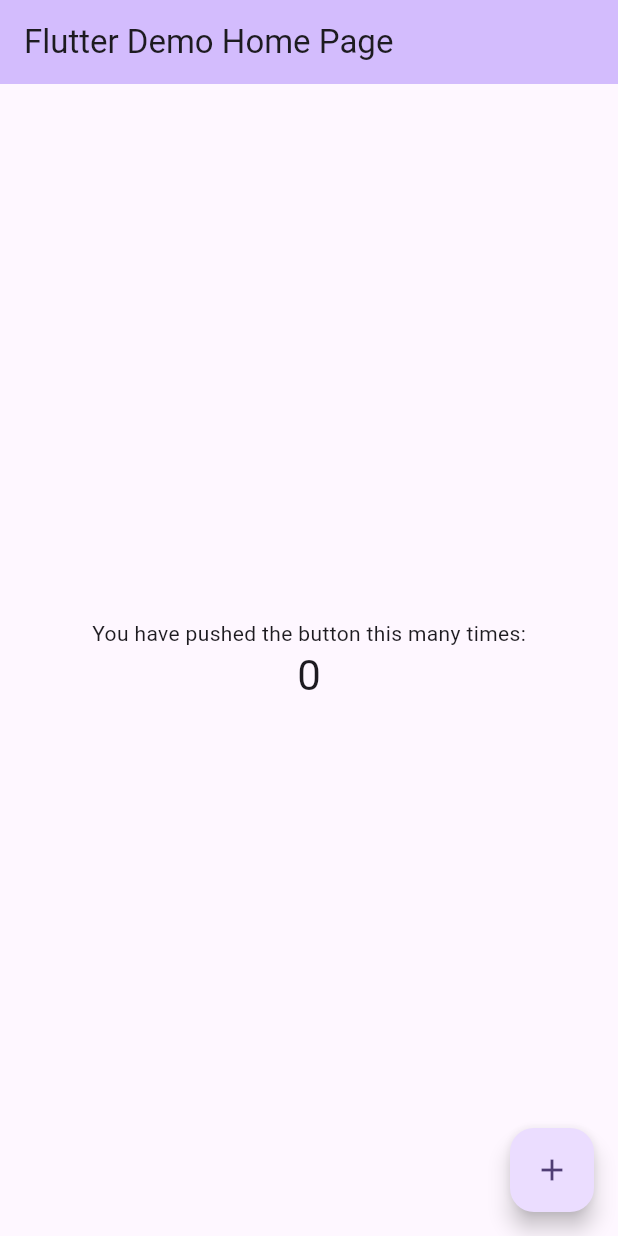
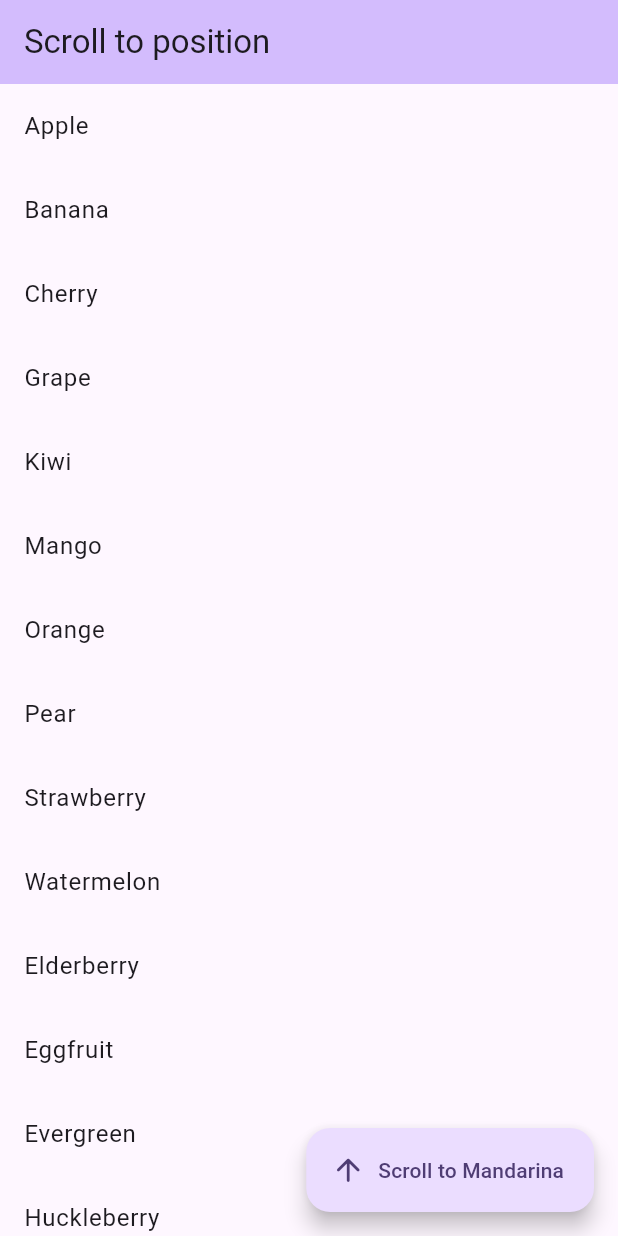
Before and after one commit to EhsanTgv/scroll_to_position, a Flutter app: the screen it shows after launch, on a phone screen of 412 x 824 dp. Run offline on Flutter 3.47's test engine with Material 3 defaults, Android fonts, the phone set to English and light mode, and no system bars.

Commit message:
Implement scroll to position

```diff
--- a/lib/main.dart
+++ b/lib/main.dart
@@ -7,119 +7,122 @@ void main() {
 class MyApp extends StatelessWidget {
   const MyApp({super.key});
 
-  // This widget is the root of your application.
   @override
   Widget build(BuildContext context) {
     return MaterialApp(
       title: 'Flutter Demo',
       theme: ThemeData(
-        // This is the theme of your application.
-        //
-        // TRY THIS: Try running your application with "flutter run". You'll see
-        // the application has a purple toolbar. Then, without quitting the app,
-        // try changing the seedColor in the colorScheme below to Colors.green
-        // and then invoke "hot reload" (save your changes or press the "hot
-        // reload" button in a Flutter-supported IDE, or press "r" if you used
-        // the command line to start the app).
-        //
-        // Notice that the counter didn't reset back to zero; the application
-        // state is not lost during the reload. To reset the state, use hot
-        // restart instead.
-        //
-        // This works for code too, not just values: Most code changes can be
-        // tested with just a hot reload.
         colorScheme: ColorScheme.fromSeed(seedColor: Colors.deepPurple),
         useMaterial3: true,
       ),
-      home: const MyHomePage(title: 'Flutter Demo Home Page'),
+      home: const MyHomePage(),
     );
   }
 }
 
 class MyHomePage extends StatefulWidget {
-  const MyHomePage({super.key, required this.title});
-
-  // This widget is the home page of your application. It is stateful, meaning
-  // that it has a State object (defined below) that contains fields that affect
-  // how it looks.
-
-  // This class is the configuration for the state. It holds the values (in this
-  // case the title) provided by the parent (in this case the App widget) and
-  // used by the build method of the State. Fields in a Widget subclass are
-  // always marked "final".
-
-  final String title;
+  const MyHomePage({super.key});
 
   @override
   State<MyHomePage> createState() => _MyHomePageState();
 }
 
 class _MyHomePageState extends State<MyHomePage> {
-  int _counter = 0;
+  var fruits = [
+    'Apple',
+    'Banana',
+    'Cherry',
+    'Grape',
+    'Kiwi',
+    'Mango',
+    'Orange',
+    'Pear',
+    'Strawberry',
+    'Watermelon',
+    'Elderberry',
+    'Eggfruit',
+    'Evergreen',
+    'Huckleberry',
+    'Entawak',
+    'Grapefruit',
+    'Grapes',
+    'Gooseberries',
+    'Guava',
+    'Honeydew',
+    'Kumquat',
+    'Lemon',
+    'Lime',
+    'Lychee',
+    'Mandarina',
+    'Mango',
+  ];
 
-  void _incrementCounter() {
-    setState(() {
-      // This call to setState tells the Flutter framework that something has
-      // changed in this State, which causes it to rerun the build method below
-      // so that the display can reflect the updated values. If we changed
-      // _counter without calling setState(), then the build method would not be
-      // called again, and so nothing would appear to happen.
-      _counter++;
-    });
+  List<GlobalKey> _fruitKeys = [];
+
+  @override
+  void initState() {
+    _fruitKeys = fruits.map((e) => GlobalKey()).toList();
+    super.initState();
   }
+
+  final _scrollController = ScrollController();
 
   @override
   Widget build(BuildContext context) {
-    // This method is rerun every time setState is called, for instance as done
-    // by the _incrementCounter method above.
-    //
-    // The Flutter framework has been optimized to make rerunning build methods
-    // fast, so that you can just rebuild anything that needs updating rather
-    // than having to individually change instances of widgets.
     return Scaffold(
       appBar: AppBar(
-        // TRY THIS: Try changing the color here to a specific color (to
-        // Colors.amber, perhaps?) and trigger a hot reload to see the AppBar
-        // change color while the other colors stay the same.
         backgroundColor: Theme.of(context).colorScheme.inversePrimary,
-        // Here we take the value from the MyHomePage object that was created by
-        // the App.build method, and use it to set our appbar title.
-        title: Text(widget.title),
+        title: const Text("Scroll to position"),
       ),
       body: Center(
-        // Center is a layout widget. It takes a single child and positions it
-        // in the middle of the parent.
-        child: Column(
-          // Column is also a layout widget. It takes a list of children and
-          // arranges them vertically. By default, it sizes itself to fit its
-          // children horizontally, and tries to be as tall as its parent.
-          //
-          // Column has various properties to control how it sizes itself and
-          // how it positions its children. Here we use mainAxisAlignment to
-          // center the children vertically; the main axis here is the vertical
-          // axis because Columns are vertical (the cross axis would be
-          // horizontal).
-          //
-          // TRY THIS: Invoke "debug painting" (choose the "Toggle Debug Paint"
-          // action in the IDE, or press "p" in the console), to see the
-          // wireframe for each widget.
-          mainAxisAlignment: MainAxisAlignment.center,
-          children: <Widget>[
-            const Text(
-              'You have pushed the button this many times:',
-            ),
-            Text(
-              '$_counter',
-              style: Theme.of(context).textTheme.headlineMedium,
-            ),
-          ],
+        child: ListView.builder(
+          controller: _scrollController,
+          itemCount: fruits.length,
+          itemBuilder: (context, index) {
+            return ListTile(
+              key: _fruitKeys[index],
+              title: Text(fruits[index]),
+            );
+          },
         ),
       ),
-      floatingActionButton: FloatingActionButton(
-        onPressed: _incrementCounter,
-        tooltip: 'Increment',
-        child: const Icon(Icons.add),
-      ), // This trailing comma makes auto-formatting nicer for build methods.
+      floatingActionButton: FloatingActionButton.extended(
+        tooltip: 'Scroll to Mandarina',
+        onPressed: _scrollToWidget,
+        label: const Text('Scroll to Mandarina'),
+        icon: const Icon(Icons.arrow_upward_rounded),
+      ),
+    );
+  }
+
+  void _scrollToWidget() async {
+    final index = fruits.indexOf('Mandarina');
+    final key = _fruitKeys[index];
+    var box = key.currentContext?.findRenderObject();
+
+    if (box == null) {
+      double scrollSpeed;
+
+      var currentKeyIndex = _fruitKeys.indexWhere(
+          (element) => element.currentContext?.findRenderObject() != null);
+
+      scrollSpeed = currentKeyIndex > index ? 100 : -100;
+
+      while (box == null) {
+        var offset = _scrollController.offset - scrollSpeed;
+        await _scrollController.animateTo(
+          offset,
+          duration: const Duration(milliseconds: 1),
+          curve: Curves.easeInOut,
+        );
+        box = key.currentContext?.findRenderObject();
+      }
+    }
+
+    _scrollController.position.ensureVisible(
+      box,
+      alignment: 0.2,
+      duration: const Duration(milliseconds: 200),
     );
   }
 }
```
